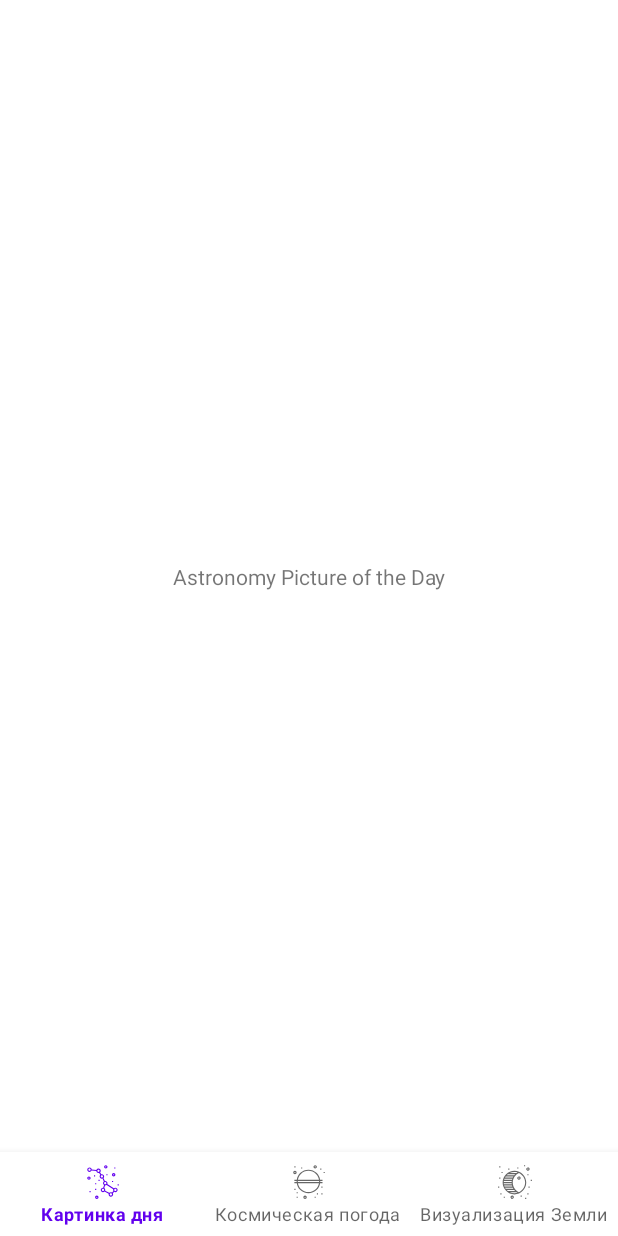
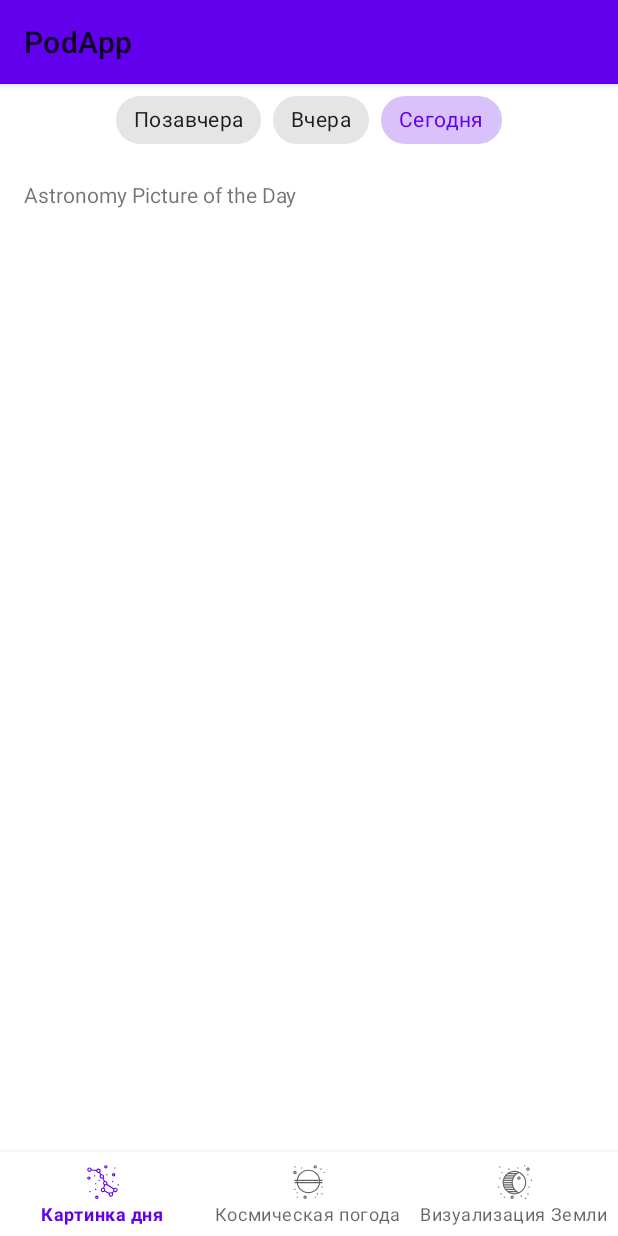
Before and after one commit to anarchyon/PodApp, an Android app: the screen it shows after launch (MainActivity), on a phone screen of 412 x 824 dp. Run offline under Robolectric (Android 15) with nearby library versions, the phone set to English and light mode, and no system bars; our stand-ins replace Picasso, navigation-ui; pictures from the network do not load.

Commit message:
в репозитории и лоадере пока реализованы методы для загрузки картинки дня, добавил чипсы для загрузки вчерашней/позавчерашней картинки, загрузка через ретрофит

```diff
--- a/app/src/main/AndroidManifest.xml
+++ b/app/src/main/AndroidManifest.xml
@@ -1,6 +1,8 @@
 <?xml version="1.0" encoding="utf-8"?>
 <manifest xmlns:android="http://schemas.android.com/apk/res/android"
     package="project.paveltoy.podapp">
+
+    <uses-permission android:name="android.permission.INTERNET"/>
 
     <application
         android:allowBackup="true"
@@ -10,7 +12,7 @@
         android:supportsRtl="true"
         android:theme="@style/Theme.PodApp.NoActionBar">
         <activity
-            android:name=".MainActivity"
+            android:name=".ui.MainActivity"
             android:exported="true">
             <intent-filter>
                 <action android:name="android.intent.action.MAIN" />
--- a/app/src/main/java/project/paveltoy/podapp/data/DataLoader.kt
+++ b/app/src/main/java/project/paveltoy/podapp/data/DataLoader.kt
@@ -1,5 +1,8 @@
 package project.paveltoy.podapp.data
 
+import project.paveltoy.podapp.data.entities.Apod
+import retrofit2.Callback
+
 interface DataLoader {
-    fun loadPictureOfTheDay(date: String?)
+    fun loadPictureOfTheDay(date: String, callback: Callback<Apod>)
 }
--- a/app/src/main/java/project/paveltoy/podapp/data/DataLoaderImpl.kt
+++ b/app/src/main/java/project/paveltoy/podapp/data/DataLoaderImpl.kt
@@ -1,8 +1,22 @@
 package project.paveltoy.podapp.data
 
+import project.paveltoy.podapp.BuildConfig
+import project.paveltoy.podapp.data.entities.Apod
+import retrofit2.Callback
+import retrofit2.Retrofit
+import retrofit2.converter.gson.GsonConverterFactory
+
+private const val API_KEY_VALUE = BuildConfig.NasaApiKey
+
 class DataLoaderImpl: DataLoader {
-    override fun loadPictureOfTheDay(date: String?) {
+    private val nasaServerApi = Retrofit.Builder()
+        .baseUrl("https://api.nasa.gov/")
+        .addConverterFactory(GsonConverterFactory.create())
+        .build()
+        .create(NasaServerApi::class.java)
 
+    override fun loadPictureOfTheDay(date: String, callback: Callback<Apod>) {
+        nasaServerApi.getApod(API_KEY_VALUE, date).enqueue(callback)
     }
 
 }
--- a/app/src/main/java/project/paveltoy/podapp/data/DataRepo.kt
+++ b/app/src/main/java/project/paveltoy/podapp/data/DataRepo.kt
@@ -1,7 +1,10 @@
 package project.paveltoy.podapp.data
 
+import project.paveltoy.podapp.data.entities.Apod
+import retrofit2.Callback
+
 interface DataRepo {
-    fun getPictureOfTheDay(date: String?)
+    fun getPictureOfTheDay(date: String, callback: Callback<Apod>)
 
     fun getAllEpicNatural()
 
--- a/app/src/main/java/project/paveltoy/podapp/data/DataRepoImpl.kt
+++ b/app/src/main/java/project/paveltoy/podapp/data/DataRepoImpl.kt
@@ -1,14 +1,14 @@
 package project.paveltoy.podapp.data
 
-class DataRepoImpl: DataRepo {
-    private val loader: DataLoader? = null
+import project.paveltoy.podapp.data.entities.Apod
+import retrofit2.Callback
 
-    constructor(
-        loader: DataRepoImpl = DataRepoImpl()
-    )
+class DataRepoImpl(
+    private val loader: DataLoader = DataLoaderImpl()
+) : DataRepo {
 
-    override fun getPictureOfTheDay(date: String?) {
-        loader?.loadPictureOfTheDay(date)
+    override fun getPictureOfTheDay(date: String, callback: Callback<Apod>) {
+        loader.loadPictureOfTheDay(date, callback)
     }
 
     override fun getAllEpicNatural() {
--- /dev/null
+++ b/app/src/main/java/project/paveltoy/podapp/data/NasaServerApi.kt
@@ -0,0 +1,15 @@
+package project.paveltoy.podapp.data
+
+import project.paveltoy.podapp.data.entities.Apod
+import retrofit2.Call
+import retrofit2.http.GET
+import retrofit2.http.Query
+
+
+interface NasaServerApi {
+    @GET("planetary/apod")
+    fun getApod(
+        @Query("api_key") apiKey: String,
+        @Query("date") date: String
+    ): Call<Apod>
+}
--- /dev/null
+++ b/app/src/main/java/project/paveltoy/podapp/data/entities/Apod.kt
@@ -0,0 +1,10 @@
+package project.paveltoy.podapp.data.entities
+
+data class Apod(
+    val date: String,
+    val explanation: String,
+    val hdurl: String,
+    val media_type: String,
+    val title: String,
+    val url: String,
+)
--- a/app/src/main/java/project/paveltoy/podapp/MainActivity.kt
+++ b/app/src/main/java/project/paveltoy/podapp/ui/MainActivity.kt
@@ -1,10 +1,11 @@
-package project.paveltoy.podapp
+package project.paveltoy.podapp.ui
 
 import androidx.appcompat.app.AppCompatActivity
 import android.os.Bundle
 import androidx.navigation.NavController
 import androidx.navigation.fragment.NavHostFragment
 import androidx.navigation.ui.setupWithNavController
+import project.paveltoy.podapp.R
 import project.paveltoy.podapp.databinding.ActivityMainBinding
 
 class MainActivity : AppCompatActivity() {
@@ -16,6 +17,11 @@ class MainActivity : AppCompatActivity() {
         binding = ActivityMainBinding.inflate(layoutInflater)
         setContentView(binding.root)
         initNavigation()
+        initToolbar()
+    }
+
+    private fun initToolbar() {
+        setSupportActionBar(binding.topAppbar)
     }
 
     private fun initNavigation() {
--- /dev/null
+++ b/app/src/main/java/project/paveltoy/podapp/ui/MainViewModel.kt
@@ -0,0 +1,7 @@
+package project.paveltoy.podapp.ui
+
+import androidx.lifecycle.ViewModel
+
+class MainViewModel: ViewModel() {
+
+}
--- a/app/src/main/java/project/paveltoy/podapp/ui/apod/ApodFragment.kt
+++ b/app/src/main/java/project/paveltoy/podapp/ui/apod/ApodFragment.kt
@@ -5,22 +5,79 @@ import android.view.LayoutInflater
 import android.view.View
 import android.view.ViewGroup
 import androidx.fragment.app.Fragment
+import androidx.lifecycle.ViewModelProvider
+import com.squareup.picasso.Picasso
+import project.paveltoy.podapp.R
+import project.paveltoy.podapp.data.entities.Apod
 import project.paveltoy.podapp.databinding.FragmentApodBinding
+import java.text.SimpleDateFormat
+import java.util.*
 
-class ApodFragment: Fragment() {
+private const val DATE_FORMAT = "yyyy-MM-dd"
+
+class ApodFragment : Fragment() {
     private var _binding: FragmentApodBinding? = null
     private val binding get() = _binding!!
+    private lateinit var viewModel: ApodViewModel
 
     override fun onCreateView(
         inflater: LayoutInflater,
         container: ViewGroup?,
         savedInstanceState: Bundle?
     ): View {
-        _binding = FragmentApodBinding.inflate(inflater, container,false)
+        _binding = FragmentApodBinding.inflate(inflater, container, false)
         return binding.root
     }
 
+    override fun onViewCreated(view: View, savedInstanceState: Bundle?) {
+        super.onViewCreated(view, savedInstanceState)
+        setTitle()
+        initViewModel()
+        setChipsListener()
+        binding.chipsApod.check(binding.todayApod.id)
+    }
 
+    private fun setChipsListener() {
+        binding.chipsApod.setOnCheckedChangeListener { _, checkedId ->
+            val calendar = Calendar.getInstance()
+            when (checkedId) {
+                binding.beforeYesterdayApod.id -> {
+                    calendar.add(Calendar.DAY_OF_MONTH, -2)
+                }
+                binding.yesterdayApod.id -> {
+                    calendar.add(Calendar.DAY_OF_MONTH, -1)
+                }
+            }
+            val date = calendar.time
+            getApod(getDateInString(date))
+        }
+    }
+
+    private fun setTitle() {
+        requireActivity().actionBar?.title = getString(R.string.apod)
+    }
+
+    private fun getDateInString(date: Date): String {
+        return SimpleDateFormat(DATE_FORMAT, Locale.getDefault()).format(date)
+    }
+
+    private fun getApod(date: String) {
+        viewModel.getApod(date)
+    }
+
+    private fun initViewModel() {
+        viewModel = ViewModelProvider(this).get(ApodViewModel::class.java)
+        viewModel.apodLiveData.let { it ->
+            it.observe(viewLifecycleOwner) { showApod(it) }
+        }
+    }
+
+    private fun showApod(apod: Apod) {
+        binding.apply {
+            Picasso.get().load(apod.url).into(apodImage)
+            apodExplanation.text = apod.explanation
+        }
+    }
 
     override fun onDestroy() {
         _binding = null
--- /dev/null
+++ b/app/src/main/java/project/paveltoy/podapp/ui/apod/ApodViewModel.kt
@@ -0,0 +1,35 @@
+package project.paveltoy.podapp.ui.apod
+
+import androidx.lifecycle.LiveData
+import androidx.lifecycle.MutableLiveData
+import androidx.lifecycle.ViewModel
+import project.paveltoy.podapp.data.DataRepo
+import project.paveltoy.podapp.data.DataRepoImpl
+import project.paveltoy.podapp.data.entities.Apod
+import retrofit2.Call
+import retrofit2.Callback
+import retrofit2.Response
+
+class ApodViewModel(
+    private val repo: DataRepo = DataRepoImpl(),
+): ViewModel() {
+    val apodLiveData = MutableLiveData<Apod>()
+
+    private val callback = object : Callback<Apod> {
+        override fun onResponse(call: Call<Apod>, response: Response<Apod>) {
+            val apod = response.body()
+            if (response.isSuccessful && apod != null) {
+                apodLiveData.value = apod
+            }
+        }
+
+        override fun onFailure(call: Call<Apod>, t: Throwable) {
+
+        }
+
+    }
+
+    fun getApod(date: String) {
+        repo.getPictureOfTheDay(date, callback)
+    }
+}
--- a/app/src/main/res/layout/activity_main.xml
+++ b/app/src/main/res/layout/activity_main.xml
@@ -4,7 +4,19 @@
     xmlns:tools="http://schemas.android.com/tools"
     android:layout_width="match_parent"
     android:layout_height="match_parent"
-    tools:context=".MainActivity">
+    tools:context=".ui.MainActivity">
+
+    <com.google.android.material.appbar.AppBarLayout
+        android:layout_width="match_parent"
+        android:layout_height="wrap_content">
+
+        <com.google.android.material.appbar.MaterialToolbar
+            android:id="@+id/top_appbar"
+            android:layout_width="match_parent"
+            android:layout_height="?actionBarSize"
+            app:menu="@menu/main_menu" />
+
+    </com.google.android.material.appbar.AppBarLayout>
 
     <androidx.fragment.app.FragmentContainerView
         android:id="@+id/fragment_container"
@@ -12,6 +24,7 @@
         android:layout_width="match_parent"
         android:layout_height="match_parent"
         android:layout_marginBottom="?actionBarSize"
+        android:layout_marginTop="?actionBarSize"
         app:defaultNavHost="true"
         app:navGraph="@navigation/nav_graph" />
 
--- a/app/src/main/res/layout/fragment_apod.xml
+++ b/app/src/main/res/layout/fragment_apod.xml
@@ -1,16 +1,70 @@
 <?xml version="1.0" encoding="utf-8"?>
 <androidx.constraintlayout.widget.ConstraintLayout xmlns:android="http://schemas.android.com/apk/res/android"
+    xmlns:app="http://schemas.android.com/apk/res-auto"
     android:layout_width="match_parent"
-    android:layout_height="match_parent"
-    xmlns:app="http://schemas.android.com/apk/res-auto">
+    android:layout_height="wrap_content">
 
-    <com.google.android.material.textview.MaterialTextView
+    <ScrollView
         android:layout_width="wrap_content"
         android:layout_height="wrap_content"
-        android:text="@string/apod_decoding"
+        android:scrollbars="vertical"
+        app:layout_constraintStart_toStartOf="parent"
+        app:layout_constraintTop_toBottomOf="@id/chips_apod"
+        android:paddingStart="@dimen/common_margin"
+        android:paddingEnd="@dimen/common_margin">
+
+        <LinearLayout
+            android:layout_width="match_parent"
+            android:layout_height="wrap_content"
+            android:orientation="vertical">
+
+            <com.google.android.material.imageview.ShapeableImageView
+                android:id="@+id/apod_image"
+                android:layout_width="match_parent"
+                android:layout_height="wrap_content" />
+
+            <com.google.android.material.textview.MaterialTextView
+                android:id="@+id/apod_explanation"
+                android:layout_width="match_parent"
+                android:layout_height="wrap_content"
+                android:layout_marginTop="@dimen/common_margin"
+                android:text="@string/apod_decoding" />
+        </LinearLayout>
+
+
+    </ScrollView>
+
+    <com.google.android.material.chip.ChipGroup
+        android:id="@+id/chips_apod"
+        android:layout_width="wrap_content"
+        android:layout_height="wrap_content"
+        app:layout_constraintEnd_toEndOf="parent"
+        app:layout_constraintStart_toStartOf="parent"
         app:layout_constraintTop_toTopOf="parent"
-        app:layout_constraintBottom_toBottomOf="parent"
-        app:layout_constraintStart_toStartOf="parent"
-        app:layout_constraintEnd_toEndOf="parent" />
+        app:singleSelection="true"
+        app:selectionRequired="true">
+
+        <com.google.android.material.chip.Chip
+            android:id="@+id/before_yesterday_apod"
+            style="@style/Widget.MaterialComponents.Chip.Choice"
+            android:layout_width="wrap_content"
+            android:layout_height="wrap_content"
+            android:text="@string/day_before_yesterday" />
+
+        <com.google.android.material.chip.Chip
+            android:id="@+id/yesterday_apod"
+            style="@style/Widget.MaterialComponents.Chip.Choice"
+            android:layout_width="wrap_content"
+            android:layout_height="wrap_content"
+            android:text="@string/yesterday" />
+
+        <com.google.android.material.chip.Chip
+            android:id="@+id/today_apod"
+            style="@style/Widget.MaterialComponents.Chip.Choice"
+            android:layout_width="wrap_content"
+            android:layout_height="wrap_content"
+            android:text="@string/today" />
+
+    </com.google.android.material.chip.ChipGroup>
 
 </androidx.constraintlayout.widget.ConstraintLayout>
--- /dev/null
+++ b/app/src/main/res/menu/main_menu.xml
@@ -0,0 +1,4 @@
+<?xml version="1.0" encoding="utf-8"?>
+<menu xmlns:android="http://schemas.android.com/apk/res/android">
+
+</menu>
--- /dev/null
+++ b/app/src/main/res/values/dimens.xml
@@ -0,0 +1,4 @@
+<?xml version="1.0" encoding="utf-8"?>
+<resources>
+    <dimen name="common_margin">16dp</dimen>
+</resources>
--- a/app/src/main/res/values/strings.xml
+++ b/app/src/main/res/values/strings.xml
@@ -6,4 +6,7 @@
     <string name="apod">Картинка дня</string>
     <string name="donki">Космическая погода</string>
     <string name="epic">Визуализация Земли</string>
+    <string name="day_before_yesterday">Позавчера</string>
+    <string name="yesterday">Вчера</string>
+    <string name="today">Сегодня</string>
 </resources>
```
Also changed, not shown: app/build.gradle (+7 -0 lines).
